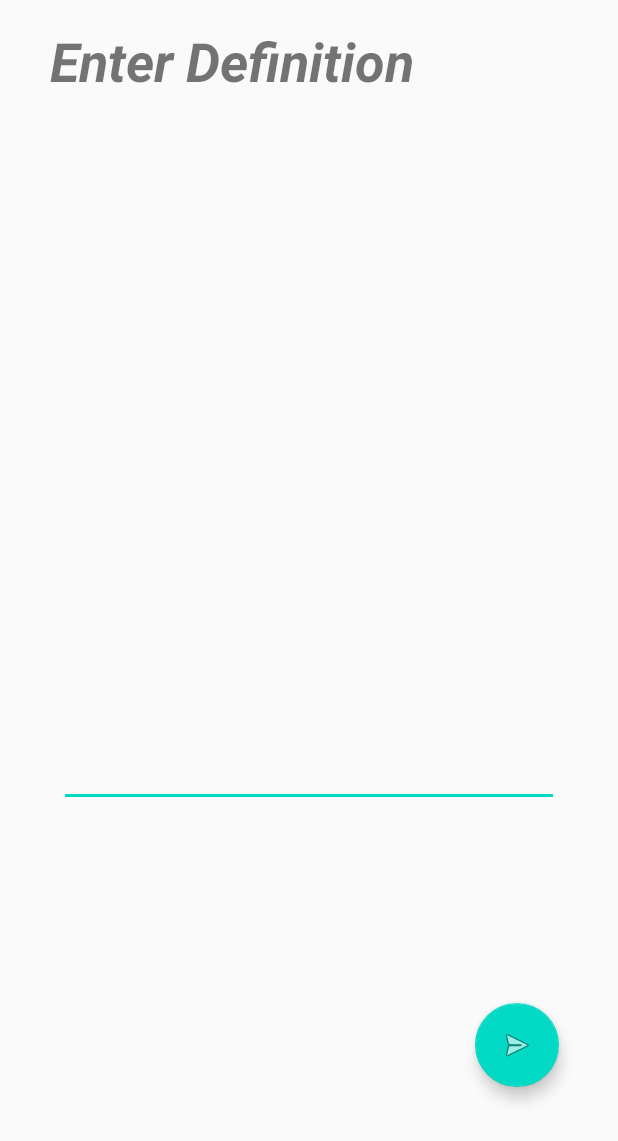
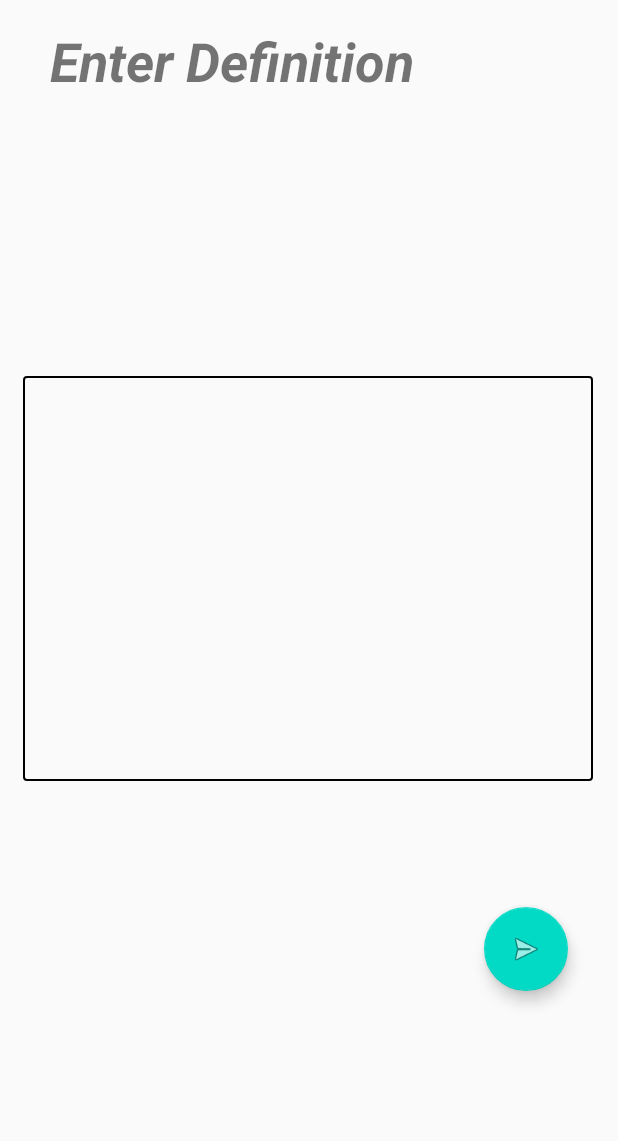
Before and after one commit to supernsansa/Anton-FYP, an Android app: the layout activity_add_desc.xml on its own in the app's theme, with its tools: preview values and no code run, on a phone screen of 412 x 824 dp. Shown: the top 1141 px of the screen. Run offline under Robolectric (Android 15) with nearby library versions, the phone set to English and light mode, and no system bars.

Commit message:
Making UI improvements, thumbnail uploader, and possibly splitting words and phrases.

```diff
--- a/app/src/main/java/com/bsl4kids/antonsfyp/BrowseActivity.java
+++ b/app/src/main/java/com/bsl4kids/antonsfyp/BrowseActivity.java
@@ -1,6 +1,7 @@
 package com.bsl4kids.antonsfyp;
 
 import androidx.appcompat.app.AppCompatActivity;
+import androidx.recyclerview.widget.DividerItemDecoration;
 import androidx.recyclerview.widget.LinearLayoutManager;
 import androidx.recyclerview.widget.RecyclerView;
 
@@ -342,16 +343,18 @@ public class BrowseActivity extends AppCompatActivity implements OnItemClickList
                 // Extract data from json and store into ArrayList as class objects
                 for (int i = 0; i < jArray.length(); i++) {
                     JSONObject json_data = jArray.getJSONObject(i);
-                    WordPreview wordPreview = new WordPreview("null", "null");
+                    WordPreview wordPreview = new WordPreview("null", "null", 0);
 
                     wordPreview.setName(json_data.getString("WordName"));
                     wordPreview.setDefinition(json_data.getString("Definition"));
+                    wordPreview.setLikes(json_data.getInt("Likes"));
 
                     data.add(wordPreview);
                 }
 
                 // Setup and Handover data to recyclerview
                 browseTable = (RecyclerView) findViewById(R.id.wordTable);
+                browseTable.addItemDecoration(new DividerItemDecoration(BrowseActivity.this, DividerItemDecoration.VERTICAL));
                 wordPreviewAdapter = new WordPreviewAdapter(BrowseActivity.this, data);
                 wordPreviewAdapter.setClickListener(BrowseActivity.this); // Bind the listener
                 browseTable.setAdapter(wordPreviewAdapter);
--- a/app/src/main/java/com/bsl4kids/antonsfyp/BrowseTagActivity.java
+++ b/app/src/main/java/com/bsl4kids/antonsfyp/BrowseTagActivity.java
@@ -1,6 +1,7 @@
 package com.bsl4kids.antonsfyp;
 
 import androidx.appcompat.app.AppCompatActivity;
+import androidx.recyclerview.widget.DividerItemDecoration;
 import androidx.recyclerview.widget.LinearLayoutManager;
 import androidx.recyclerview.widget.RecyclerView;
 
@@ -344,16 +345,18 @@ public class BrowseTagActivity extends AppCompatActivity implements OnItemClickL
                 // Extract data from json and store into ArrayList as class objects
                 for (int i = 0; i < jArray.length(); i++) {
                     JSONObject json_data = jArray.getJSONObject(i);
-                    WordPreview wordPreview = new WordPreview("null", "null");
+                    WordPreview wordPreview = new WordPreview("null", "null", 0);
 
                     wordPreview.setName(json_data.getString("TagName"));
                     wordPreview.setDefinition("");
+                    wordPreview.setLikes(-1);
 
                     data.add(wordPreview);
                 }
 
                 // Setup and Handover data to recyclerview
                 browseTable = (RecyclerView) findViewById(R.id.wordTable);
+                browseTable.addItemDecoration(new DividerItemDecoration(BrowseTagActivity.this, DividerItemDecoration.VERTICAL));
                 wordPreviewAdapter = new WordPreviewAdapter(BrowseTagActivity.this, data);
                 wordPreviewAdapter.setClickListener(BrowseTagActivity.this); // Bind the listener
                 browseTable.setAdapter(wordPreviewAdapter);
--- a/app/src/main/java/com/bsl4kids/antonsfyp/MainActivity.java
+++ b/app/src/main/java/com/bsl4kids/antonsfyp/MainActivity.java
@@ -22,6 +22,7 @@ public class MainActivity extends AppCompatActivity {
     protected void onCreate(Bundle savedInstanceState) {
         super.onCreate(savedInstanceState);
         setContentView(R.layout.activity_main);
+        //getSupportActionBar().hide();
         //If user has logged in/registered, get their status and user name
         login_status = getIntent().getBooleanExtra("LOGIN_STATUS",false);
         if(login_status == true) {
--- a/app/src/main/java/com/bsl4kids/antonsfyp/WordActivity.java
+++ b/app/src/main/java/com/bsl4kids/antonsfyp/WordActivity.java
@@ -269,7 +269,7 @@ public class WordActivity extends AppCompatActivity {
                 wordDef.setMovementMethod(new ScrollingMovementMethod());
                 wordDef.setText(word.getDefinition());
                 TextView numLikes = (TextView) findViewById(R.id.num_likes);
-                numLikes.setText(String.valueOf(word.getNumLikes()));
+                numLikes.setText(String.valueOf(word.getNumLikes()) + "\uD83D\uDC4D");
                 //TODO Username and date uploaded (not mandatory)
                 //TextView dateUploaded = (TextView) findViewById(R.id.DateText);
                 //dateUploaded.setText(word.getDateAdded());
@@ -614,7 +614,7 @@ public class WordActivity extends AppCompatActivity {
             pdLoading.dismiss();
 
             TextView numLikes = (TextView) findViewById(R.id.num_likes);
-            numLikes.setText(String.valueOf(word.getNumLikes()));
+            numLikes.setText(String.valueOf(word.getNumLikes() + "\uD83D\uDC4D"));
 
             new LikeStatusTask().execute();
         }
--- a/app/src/main/java/com/bsl4kids/antonsfyp/WordPreview.kt
+++ b/app/src/main/java/com/bsl4kids/antonsfyp/WordPreview.kt
@@ -1,4 +1,4 @@
 package com.bsl4kids.antonsfyp
 //Represents word entries in the tables displayed while browsing
-class WordPreview(var name: String, var definition: String) {
+class WordPreview(var name: String, var definition: String, var likes: Int) {
 }
--- /dev/null
+++ b/app/src/main/res/drawable/my_border.xml
@@ -0,0 +1,21 @@
+<?xml version="1.0" encoding="utf-8"?>
+<shape xmlns:android="http://schemas.android.com/apk/res/android"
+    android:shape="rectangle" >
+
+    <!-- View background color -->
+    <solid
+        android:color="@android:color/transparent" >
+    </solid>
+
+    <!-- View border color and width -->
+    <stroke
+        android:width="1dp"
+        android:color="@android:color/black" >
+    </stroke>
+
+    <!-- The radius makes the corners rounded -->
+    <corners
+        android:radius="2dp"   >
+    </corners>
+
+</shape>
--- a/app/src/main/res/layout/activity_add_desc.xml
+++ b/app/src/main/res/layout/activity_add_desc.xml
@@ -21,29 +21,36 @@
 
     <EditText
         android:id="@+id/editDefBox"
-        android:layout_width="333dp"
-        android:layout_height="269dp"
+        android:layout_width="380dp"
+        android:layout_height="270dp"
+        android:background="@drawable/my_border"
         android:ems="10"
         android:gravity="start|top"
         android:inputType="textMultiLine"
+        android:paddingLeft="5dp"
+        android:paddingTop="1dp"
+        android:paddingRight="5dp"
+        android:paddingBottom="1dp"
         app:layout_constraintBottom_toBottomOf="parent"
         app:layout_constraintEnd_toEndOf="parent"
+        app:layout_constraintHorizontal_bias="0.483"
         app:layout_constraintStart_toStartOf="parent"
         app:layout_constraintTop_toBottomOf="@+id/DescTitle"
-        app:layout_constraintVertical_bias="0.41" />
+        app:layout_constraintVertical_bias="0.373" />
 
     <com.google.android.material.floatingactionbutton.FloatingActionButton
         android:id="@+id/enterDescButton"
         android:layout_width="wrap_content"
         android:layout_height="wrap_content"
-        android:layout_marginTop="107dp"
+        android:layout_marginTop="70dp"
+        android:layout_marginBottom="44dp"
         android:clickable="true"
         android:onClick="moveToVideoSelect"
         app:layout_constraintBottom_toBottomOf="parent"
         app:layout_constraintEnd_toEndOf="parent"
-        app:layout_constraintHorizontal_bias="0.89"
+        app:layout_constraintHorizontal_bias="0.907"
         app:layout_constraintStart_toStartOf="parent"
         app:layout_constraintTop_toBottomOf="@+id/editDefBox"
-        app:layout_constraintVertical_bias="0.191"
+        app:layout_constraintVertical_bias="0.106"
         app:srcCompat="@android:drawable/ic_menu_send" />
 </androidx.constraintlayout.widget.ConstraintLayout>
--- a/app/src/main/res/layout/activity_main.xml
+++ b/app/src/main/res/layout/activity_main.xml
@@ -72,6 +72,6 @@
         app:layout_constraintHorizontal_bias="0.466"
         app:layout_constraintStart_toStartOf="parent"
         app:layout_constraintTop_toTopOf="parent"
-        app:srcCompat="@drawable/bsl4kids_logo" />
+        app:srcCompat="@drawable/bsl4kids_logo_redux" />
 
 </androidx.constraintlayout.widget.ConstraintLayout>
--- a/app/src/main/res/values/strings.xml
+++ b/app/src/main/res/values/strings.xml
@@ -37,4 +37,6 @@
     <string name="like_button">Like</string>
     <string name="like_num">NumLikes</string>
     <string name="add_tag_title">Add Tag</string>
+    <string name="word_default_title">Word Title</string>
+    <string name="num_likes_default">num likes</string>
 </resources>
```
Also changed, not shown: app/src/main/java/com/bsl4kids/antonsfyp/AddVideoActivity.java (+30 -30 lines), app/src/main/java/com/bsl4kids/antonsfyp/WordPreviewAdapter.java (+11 -2 lines), app/src/main/res/layout/activity_add_video.xml (+16 -28 lines), app/src/main/res/layout/activity_add_word.xml (+4 -4 lines), app/src/main/res/layout/activity_word.xml (+15 -7 lines), app/src/main/res/layout/word_preview_container.xml (+11 -0 lines), app/src/main/res/drawable/BSL4Kids_logo_redux.png (added).
